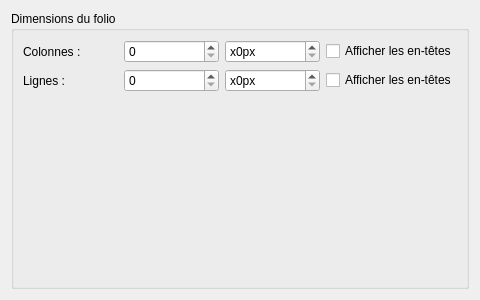
Above: sources/ui/borderpropertieswidget.ui from qelectrotech/qelectrotech-source-mirror before the change. Below: the same form after it.
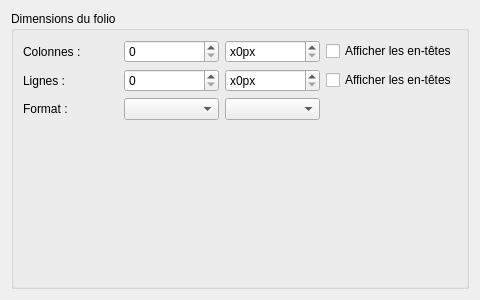
That is the form after the change.

Commit message: Folio properties: paper size presets A0-A5, landscape or portrait

Patch:
```diff
--- a/sources/ui/borderpropertieswidget.ui
+++ b/sources/ui/borderpropertieswidget.ui
@@ -80,7 +80,24 @@
         </property>
        </widget>
       </item>
+      <item row="2" column="0">
+       <widget class="QLabel" name="m_paper_label">
+        <property name="text">
+         <string>Format :</string>
+        </property>
+       </widget>
+      </item>
       <item row="2" column="1">
+       <widget class="QComboBox" name="m_paper_cb">
+        <property name="toolTip">
+         <string>Règle les colonnes et les lignes pour que le folio, cartouche compris, ait la taille de ce format de papier, à 96 points par pouce comme l'export PDF.</string>
+        </property>
+       </widget>
+      </item>
+      <item row="2" column="2">
+       <widget class="QComboBox" name="m_orientation_cb"/>
+      </item>
+      <item row="3" column="1">
        <spacer name="verticalSpacer">
         <property name="orientation">
          <enum>Qt::Vertical</enum>
```
Left out of the diff: 2 changed lines with no effect on the pictures. The commit also changes 6 other files.
